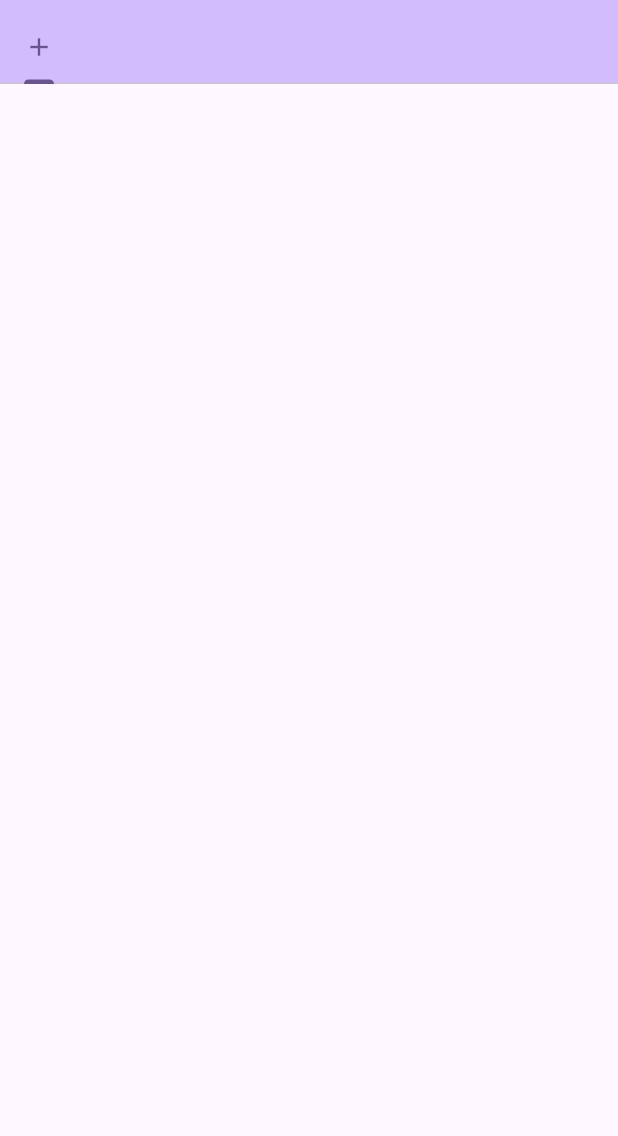
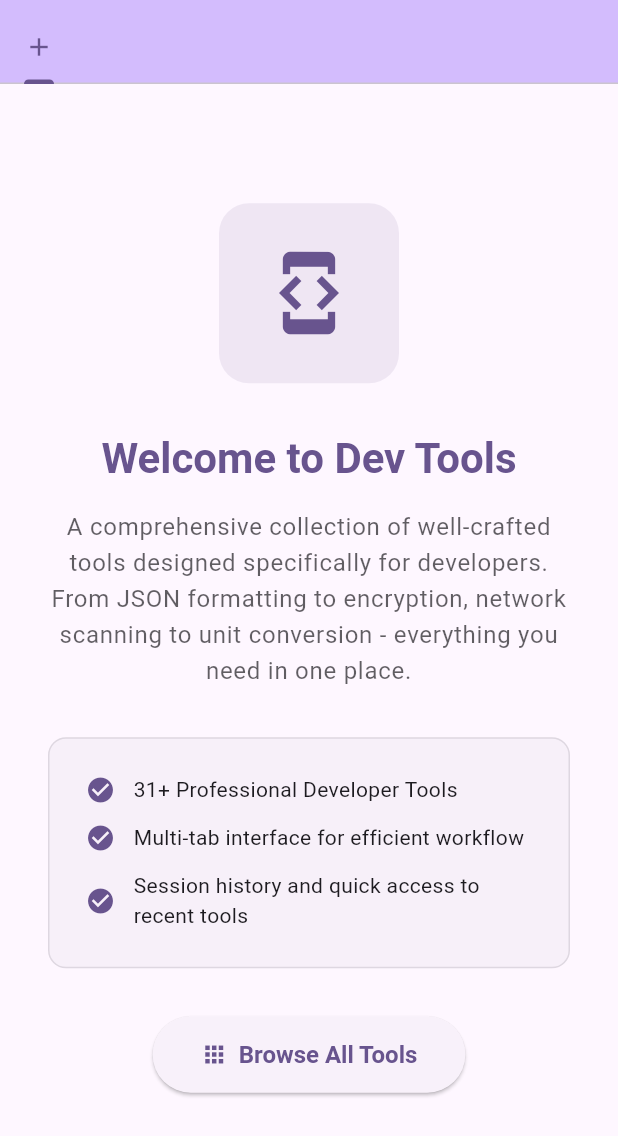
Before and after one commit to sutanto1010/devtools, a Flutter app: the screen it shows after launch, on a phone screen of 412 x 824 dp. Shown: the top 1136 px of the screen. Run offline on Flutter 3.47's test engine with Material 3 defaults, Android fonts, the phone set to English and light mode, and no system bars; our stand-ins replace file_picker, package_info_plus, sqflite, webview_flutter, yaml; missing offline and left inert: encrypt, network_tools, openpgp, screen_capturer, super_clipboard, syntax_highlight and 2 more; accounts and stored records are empty.

Commit message:
feat(home): add welcome screen with app introduction and quick actions
Add a comprehensive welcome screen that appears when no tabs are open. The screen includes app branding, feature highlights, and quick access to tools. This improves the first-time user experience and provides easy navigation to frequently used tools.

```diff
--- a/lib/main.dart
+++ b/lib/main.dart
@@ -756,9 +756,168 @@ class _MyHomePageState extends State<MyHomePage> with TickerProviderStateMixin {
             // Wrap each screen in AutomaticKeepAliveClientMixin to preserve state
             KeepAliveWrapper(child: tab.screen)
           ).toList(),
-          // Empty container for the plus button tab
-          const SizedBox.shrink(),
+          // Welcome screen for the plus button tab or when no tabs are open
+          _buildWelcomeScreen(),
         ],
+      ),
+    );
+  }
+
+  Widget _buildWelcomeScreen() {
+    return Center(
+      child: Container(
+        padding: const EdgeInsets.all(32.0),
+        constraints: const BoxConstraints(maxWidth: 600),
+        child: Column(
+          mainAxisAlignment: MainAxisAlignment.center,
+          children: [
+            // App icon/logo
+            Container(
+              width: 120,
+              height: 120,
+              decoration: BoxDecoration(
+                color: Theme.of(context).colorScheme.primary.withOpacity(0.1),
+                borderRadius: BorderRadius.circular(20),
+              ),
+              child: Icon(
+                Icons.developer_mode,
+                size: 60,
+                color: Theme.of(context).colorScheme.primary,
+              ),
+            ),
+            const SizedBox(height: 32),
+
+            // Welcome title
+            Text(
+              'Welcome to Dev Tools',
+              style: Theme.of(context).textTheme.headlineMedium?.copyWith(
+                fontWeight: FontWeight.bold,
+                color: Theme.of(context).colorScheme.primary,
+              ),
+            ),
+            const SizedBox(height: 16),
+
+            // Description
+            Text(
+              'A comprehensive collection of well-crafted tools designed specifically for developers. From JSON formatting to encryption, network scanning to unit conversion - everything you need in one place.',
+              textAlign: TextAlign.center,
+              style: Theme.of(context).textTheme.bodyLarge?.copyWith(
+                color: Theme.of(context).colorScheme.onSurface.withOpacity(0.7),
+                height: 1.5,
+              ),
+            ),
+            const SizedBox(height: 32),
+
+            // Features highlight
+            Container(
+              padding: const EdgeInsets.all(24),
+              decoration: BoxDecoration(
+                color: Theme.of(context).colorScheme.surfaceVariant.withOpacity(0.3),
+                borderRadius: BorderRadius.circular(12),
+                border: Border.all(
+                  color: Theme.of(context).colorScheme.outline.withOpacity(0.2),
+                ),
+              ),
+              child: Column(
+                children: [
+                  Row(
+                    children: [
+                      Icon(
+                        Icons.check_circle,
+                        color: Theme.of(context).colorScheme.primary,
+                        size: 20,
+                      ),
+                      const SizedBox(width: 12),
+                      Expanded(
+                        child: Text(
+                          '${_allTools.length}+ Professional Developer Tools',
+                          style: Theme.of(context).textTheme.bodyMedium,
+                        ),
+                      ),
+                    ],
+                  ),
+                  const SizedBox(height: 12),
+                  Row(
+                    children: [
+                      Icon(
+                        Icons.check_circle,
+                        color: Theme.of(context).colorScheme.primary,
+                        size: 20,
+                      ),
+                      const SizedBox(width: 12),
+                      Expanded(
+                        child: Text(
+                          'Multi-tab interface for efficient workflow',
+                          style: Theme.of(context).textTheme.bodyMedium,
+                        ),
+                      ),
+                    ],
+                  ),
+                  const SizedBox(height: 12),
+                  Row(
+                    children: [
+                      Icon(
+                        Icons.check_circle,
+                        color: Theme.of(context).colorScheme.primary,
+                        size: 20,
+                      ),
+                      const SizedBox(width: 12),
+                      Expanded(
+                        child: Text(
+                          'Session history and quick access to recent tools',
+                          style: Theme.of(context).textTheme.bodyMedium,
+                        ),
+                      ),
+                    ],
+                  ),
+                ],
+              ),
+            ),
+            const SizedBox(height: 32),
+
+            // Action button
+            ElevatedButton.icon(
+              onPressed: () {
+                _scaffoldKey.currentState?.openDrawer();
+              },
+              icon: const Icon(Icons.apps),
+              label: const Text('Browse All Tools'),
+              style: ElevatedButton.styleFrom(
+                padding: const EdgeInsets.symmetric(horizontal: 32, vertical: 16),
+                textStyle: const TextStyle(fontSize: 16, fontWeight: FontWeight.w600),
+              ),
+            ),
+            const SizedBox(height: 16),
+
+            // Recent tools section (if any)
+            if (_recentTools.isNotEmpty) ...[
+              const SizedBox(height: 24),
+              Text(
+                'Recently Used Tools',
+                style: Theme.of(context).textTheme.titleMedium?.copyWith(
+                  fontWeight: FontWeight.w600,
+                ),
+              ),
+              const SizedBox(height: 16),
+              Wrap(
+                spacing: 12,
+                runSpacing: 12,
+                children: _recentTools.take(4).map((tool) {
+                  return ActionChip(
+                    avatar: Icon(
+                      IconData(tool['iconCodePoint'], fontFamily: 'MaterialIcons'),
+                      size: 18,
+                    ),
+                    label: Text(tool['title']),
+                    onPressed: () {
+                      _navigateToHistoryItem(tool);
+                    },
+                  );
+                }).toList(),
+              ),
+            ],
+          ],
+        ),
       ),
     );
   }
```
